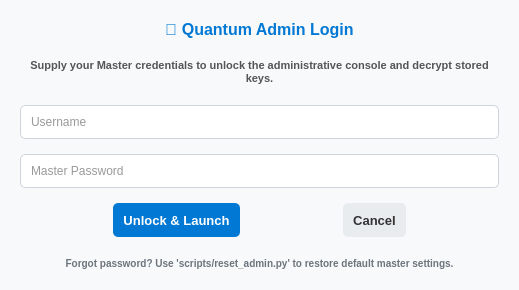
Above: desktop/ui_designer/user_login.ui from Arean82/llm_chat_app before the change. Below: the same form after it.
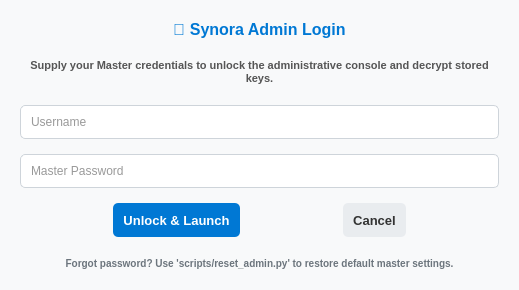
That is the form after the change.

Commit message: feat: rebrand project to Synora Studio, restructure desktop UI, and add multi-tenant driver support

What changed in the file:
```diff
--- a/desktop/ui_designer/user_login.ui
+++ b/desktop/ui_designer/user_login.ui
@@ -64,7 +64,7 @@
       <string notr="true">font-size: 16px; font-weight: bold; color: #0078d4; margin-bottom: 5px;</string>
      </property>
      <property name="text">
-      <string>🔑 Quantum Admin Login</string>
+      <string>🔑 Synora Admin Login</string>
      </property>
      <property name="alignment">
       <set>Qt::AlignmentFlag::AlignCenter</set>
```
Left out of the diff: 2 changed lines with no effect on the pictures. The commit also changes 61 other files.
